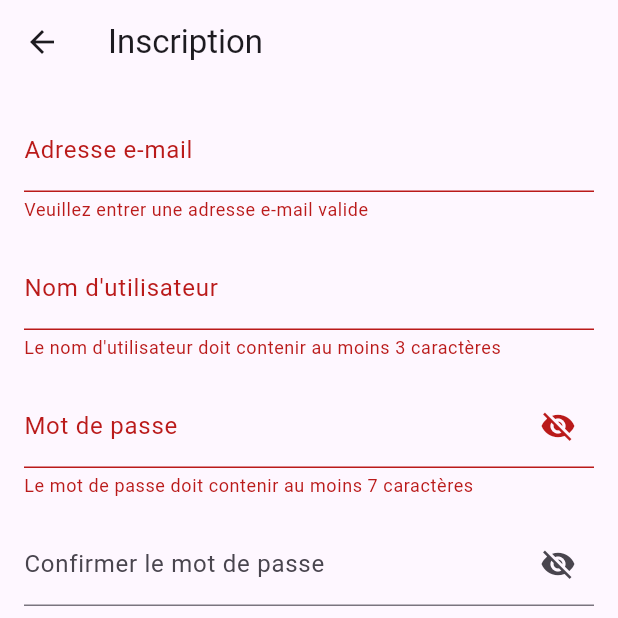
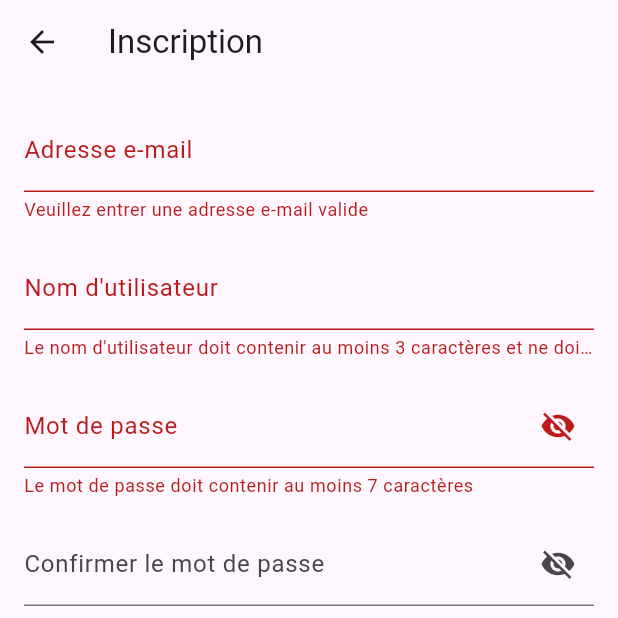
Before and after one commit to MANUEL626/datingApp, a Flutter app: the RegistrationPage screen opened directly, after a tap on an icon or button, on a phone screen of 412 x 824 dp, the top half of it. Run offline on Flutter 3.47's test engine with Material 3 defaults, Android fonts, the phone set to English and light mode, and no system bars; our stand-ins replace image_picker, sqflite; accounts and stored records are empty.

Commit message:
modification du code

```diff
--- a/lib/views/register.dart
+++ b/lib/views/register.dart
@@ -12,34 +12,13 @@ class _RegistrationPageState extends State<RegistrationPage> {
   final TextEditingController emailController = TextEditingController();
   final TextEditingController usernameController = TextEditingController();
   final TextEditingController passwordController = TextEditingController();
-  final TextEditingController confirmPasswordController = TextEditingController();
+  final TextEditingController confirmPasswordController =
+  TextEditingController();
 
   bool showPassword = false;
   bool showConfirmPassword = false;
 
-  late final Map<String, String> _user;
-  final GlobalKey<FormState> _formKey = GlobalKey<FormState>(); // Ajout de la clé globale
-
-  String? validateEmail(String? value) {
-    if (value == null || !value.contains('@') || !value.contains('.')) {
-      return 'Veuillez entrer une adresse e-mail valide';
-    }
-    return null;
-  }
-
-  String? validateUsername(String? value) {
-    if (value == null || value.isEmpty || value.length < 3) {
-      return 'Le nom d\'utilisateur doit contenir au moins 3 caractères';
-    }
-    return null;
-  }
-
-  String? validatePassword(String? value) {
-    if (value == null || value.isEmpty || value.length < 7) {
-      return 'Le mot de passe doit contenir au moins 7 caractères';
-    }
-    return null;
-  }
+  final GlobalKey<FormState> _formKey = GlobalKey<FormState>();
 
   @override
   Widget build(BuildContext context) {
@@ -49,9 +28,9 @@ class _RegistrationPageState extends State<RegistrationPage> {
       ),
       body: Padding(
         padding: const EdgeInsets.all(16.0),
-        child: SingleChildScrollView( // Utilise un SingleChildScrollView
+        child: SingleChildScrollView(
           child: Form(
-            key: _formKey, // Associez la clé du formulaire
+            key: _formKey,
             child: Column(
               crossAxisAlignment: CrossAxisAlignment.stretch,
               mainAxisAlignment: MainAxisAlignment.center,
@@ -118,20 +97,35 @@ class _RegistrationPageState extends State<RegistrationPage> {
                 SizedBox(height: 16.0),
                 ElevatedButton(
                   onPressed: () async {
-                    if (_formKey.currentState!.validate()) { // Utilisez la clé globale pour valider le formulaire
+                    if (_formKey.currentState!.validate()) {
                       String email = emailController.text;
                       String username = usernameController.text;
                       String password = passwordController.text;
-                      _user = {
+                      if (await _itemMailExists(email)) {
+                        ScaffoldMessenger.of(context).showSnackBar(
+                          SnackBar(
+                            content: Text('Cet e-mail est déjà associé à un compte.'),
+                            duration: Duration(seconds: 2),
+                          ),
+                        );
+                      } else if (await _itemNameExists(username)) {
+                        ScaffoldMessenger.of(context).showSnackBar(
+                          SnackBar(
+                            content: Text('Ce nom d\'utilisateur est déjà pris.'),
+                            duration: Duration(seconds: 2),
+                          ),
+                        );
+                      } else {
+                        await dbHelper.insertUser({
                           'username': username,
                           'mail': email,
-                        'password': password
-                      };
-                      await dbHelper.insertUser(_user);
+                          'password': password,
+                        });
                         Navigator.pushReplacement(
                           context,
                           MaterialPageRoute(builder: (context) => LoginPage()),
                         );
+                      }
                     }
                   },
                   child: Text('S\'inscrire'),
@@ -143,4 +137,35 @@ class _RegistrationPageState extends State<RegistrationPage> {
       ),
     );
   }
+
+  Future<bool> _itemMailExists(String email) async {
+    final users = await dbHelper.getUsers();
+    return users.any((item) => item['mail'] == email);
   }
+
+  Future<bool> _itemNameExists(String name) async {
+    final users = await dbHelper.getUsers();
+    return users.any((item) => item['username'] == name);
+  }
+
+  String? validateEmail(String? value) {
+    if (value == null || value.isEmpty || !value.contains('@') || !value.contains('.')) {
+      return 'Veuillez entrer une adresse e-mail valide';
+    }
+    return null;
+  }
+
+  String? validateUsername(String? value) {
+    if (value == null || value.isEmpty || value.length < 3 || value.contains(' ')) {
+      return 'Le nom d\'utilisateur doit contenir au moins 3 caractères et ne doit pas contenir d\'espace';
+    }
+    return null;
+  }
+
+  String? validatePassword(String? value) {
+    if (value == null || value.isEmpty || value.length < 7) {
+      return 'Le mot de passe doit contenir au moins 7 caractères';
+    }
+    return null;
+  }
+}
```
Lines whose indentation alone changed are shown as unchanged.
